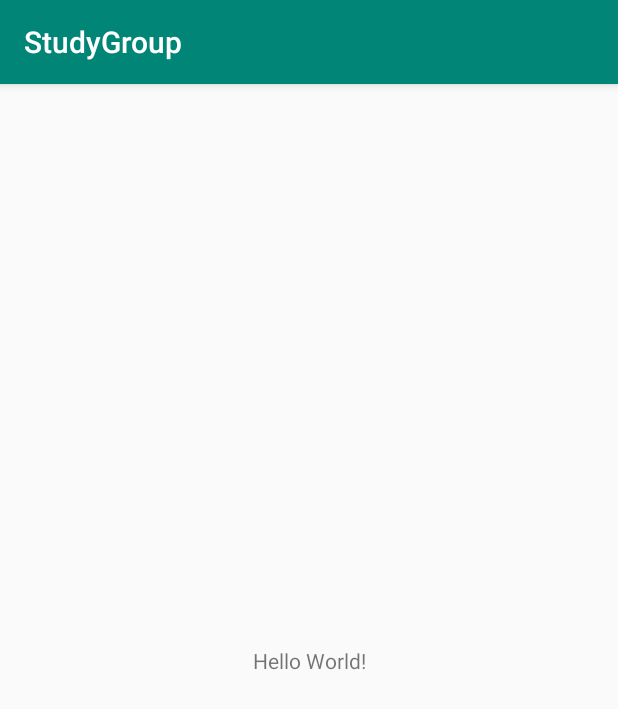
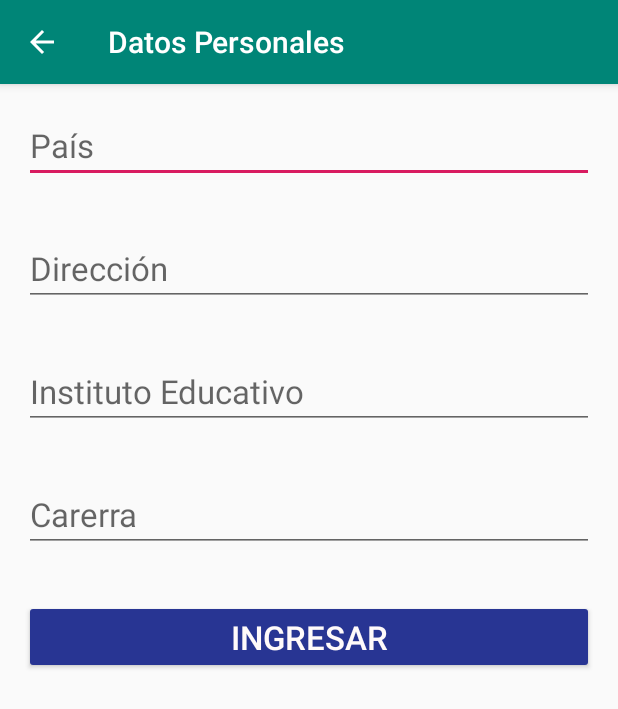
Before and after one commit to alanbraidot/StudyGroup, an Android app: the screen it shows after launch (MainActivity before the commit, RegistroDatos after it), on a phone screen of 412 x 824 dp. Shown: the top 709 px of the screen. Run offline under Robolectric (Android 15) with nearby library versions, the phone set to English and light mode, and no system bars.

Commit message:
Se creó la activity Datos Personales

```diff
--- a/app/src/main/AndroidManifest.xml
+++ b/app/src/main/AndroidManifest.xml
@@ -9,7 +9,7 @@
         android:roundIcon="@mipmap/ic_launcher_round"
         android:supportsRtl="true"
         android:theme="@style/AppTheme">
-        <activity android:name=".activities.MainActivity">
+        <activity android:name=".activities.RegistroDatos">
             <intent-filter>
                 <action android:name="android.intent.action.MAIN" />
 
--- /dev/null
+++ b/app/src/main/java/com/example/studygroup/activities/RegistroDatos.java
@@ -0,0 +1,19 @@
+package com.example.studygroup.activities;
+
+import androidx.appcompat.app.ActionBar;
+import androidx.appcompat.app.AppCompatActivity;
+
+import android.os.Bundle;
+import com.example.studygroup.R;
+
+public class RegistroDatos extends AppCompatActivity {
+
+    @Override
+    protected void onCreate(Bundle savedInstanceState) {
+        super.onCreate(savedInstanceState);
+        setContentView(R.layout.activity_registro_datos);
+        ActionBar actionBar= getSupportActionBar();
+        actionBar.setDisplayHomeAsUpEnabled(true);
+        actionBar.setTitle(R.string.datos_personales);
+    }
+}
--- /dev/null
+++ b/app/src/main/res/layout/activity_registro_datos.xml
@@ -0,0 +1,66 @@
+<?xml version="1.0" encoding="utf-8"?>
+<LinearLayout xmlns:android="http://schemas.android.com/apk/res/android"
+    xmlns:app="http://schemas.android.com/apk/res-auto"
+    android:orientation="vertical"
+    xmlns:tools="http://schemas.android.com/tools"
+    android:layout_width="match_parent"
+    android:layout_height="match_parent"
+    tools:context=".activities.RegistroDatos">
+
+
+    <EditText
+        android:id="@+id/et_pais_registro"
+        android:layout_width="match_parent"
+        android:layout_height="wrap_content"
+        android:layout_marginHorizontal="@dimen/activity_horizontal_margin"
+        android:layout_marginVertical="@dimen/activity_vertical_margin"
+        android:ems="10"
+        android:hint="País"
+        android:inputType="textPersonName"
+        android:textSize="@dimen/activity_normal" />
+
+    <EditText
+        android:id="@+id/et_direccion_registro"
+        android:layout_width="match_parent"
+        android:layout_height="wrap_content"
+        android:ems="10"
+        android:inputType="textPersonName"
+        android:layout_marginHorizontal="@dimen/activity_horizontal_margin"
+        android:layout_marginVertical="@dimen/activity_vertical_margin"
+        android:textSize="@dimen/activity_normal"
+        android:hint="Dirección" />
+
+    <EditText
+        android:id="@+id/et_instituto_registro"
+        android:layout_width="match_parent"
+        android:layout_height="wrap_content"
+        android:ems="10"
+        android:inputType="textPersonName"
+        android:layout_marginHorizontal="@dimen/activity_horizontal_margin"
+        android:layout_marginVertical="@dimen/activity_vertical_margin"
+        android:textSize="@dimen/activity_normal"
+        android:hint="Instituto Educativo" />
+
+    <EditText
+        android:id="@+id/et_carrera_registro"
+        android:layout_width="match_parent"
+        android:layout_height="wrap_content"
+        android:ems="10"
+        android:inputType="textPersonName"
+        android:layout_marginHorizontal="@dimen/activity_horizontal_margin"
+        android:layout_marginVertical="@dimen/activity_vertical_margin"
+        android:textSize="@dimen/activity_normal"
+        android:hint="Carerra" />
+
+    <Button
+        android:id="@+id/btn_guardar_registro"
+        android:layout_width="match_parent"
+        android:layout_height="wrap_content"
+        android:layout_marginHorizontal="@dimen/activity_horizontal_margin"
+        android:layout_marginVertical="@dimen/activity_vertical_margin"
+        android:textSize="@dimen/activity_normal"
+        android:backgroundTint="@color/colorSecundario"
+        android:textColor="@color/colorBlanco"
+        android:text="INGRESAR" />
+
+</LinearLayout>
--- a/app/src/main/res/values/colors.xml
+++ b/app/src/main/res/values/colors.xml
@@ -3,4 +3,6 @@
     <color name="colorPrimary">#008577</color>
     <color name="colorPrimaryDark">#00574B</color>
     <color name="colorAccent">#D81B60</color>
+    <color name="colorSecundario">#283593</color>
+    <color name="colorBlanco">#FFFAFA</color>
 </resources>
--- /dev/null
+++ b/app/src/main/res/values/dimens.xml
@@ -0,0 +1,9 @@
+<?xml version="1.0" encoding="utf-8"?>
+
+<resources>
+    <!-- Default screen margins, per the Android Design guidelines. -->
+    <dimen name="activity_horizontal_margin">16dp</dimen>
+    <dimen name="activity_vertical_margin">16dp</dimen>
+    <dimen name="activity_titulo">42dp</dimen>
+    <dimen name="activity_normal">22dp</dimen>
+</resources>
--- a/app/src/main/res/values/strings.xml
+++ b/app/src/main/res/values/strings.xml
@@ -1,3 +1,4 @@
 <resources>
     <string name="app_name">StudyGroup</string>
+    <string name="datos_personales">Datos Personales</string>
 </resources>
```
Also changed, not shown: 3 other files.
